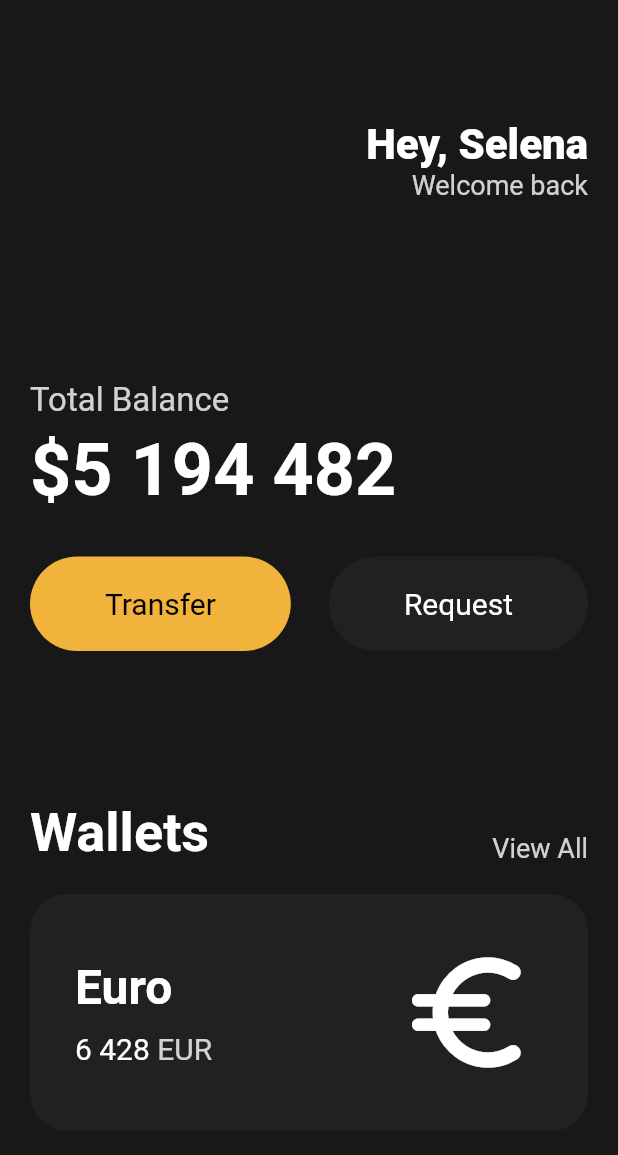
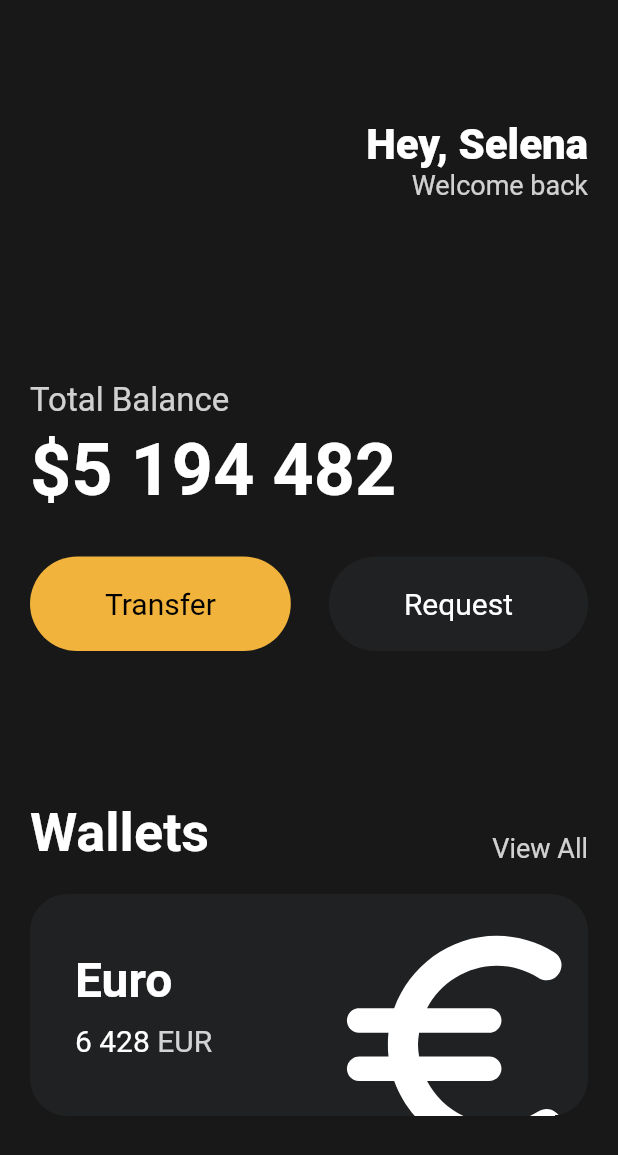
Before and after one commit to PearlKang/Nomadcoders, a Flutter app: the screen it shows after launch, on a phone screen of 412 x 824 dp. Shown: the top 1155 px of the screen. Run offline on Flutter 3.47's test engine with Material 2 defaults, Android fonts, the phone set to English and light mode, and no system bars.

Commit message:
2023.02.17

```diff
--- a/Program/Flutter/toonflix/lib/main.dart
+++ b/Program/Flutter/toonflix/lib/main.dart
@@ -119,6 +119,7 @@ class App extends StatelessWidget {
                   height: 20,
                 ),
                 Container(
+                  clipBehavior: Clip.hardEdge,
                   decoration: BoxDecoration(
                     color: const Color(0xFF1F2123),
                     borderRadius: BorderRadius.circular(25),
@@ -165,10 +166,16 @@ class App extends StatelessWidget {
                             ),
                           ],
                         ),
-                        const Icon(
-                          Icons.euro_rounded,
-                          color: Colors.white,
-                          size: 98,
+                        Transform.scale(
+                          scale: 2.2,
+                          child: Transform.translate(
+                            offset: const Offset(-5, 12),
+                            child: const Icon(
+                              Icons.euro_rounded,
+                              color: Colors.white,
+                              size: 88,
+                            ),
+                          ),
                         ),
                       ],
                     ),
```
